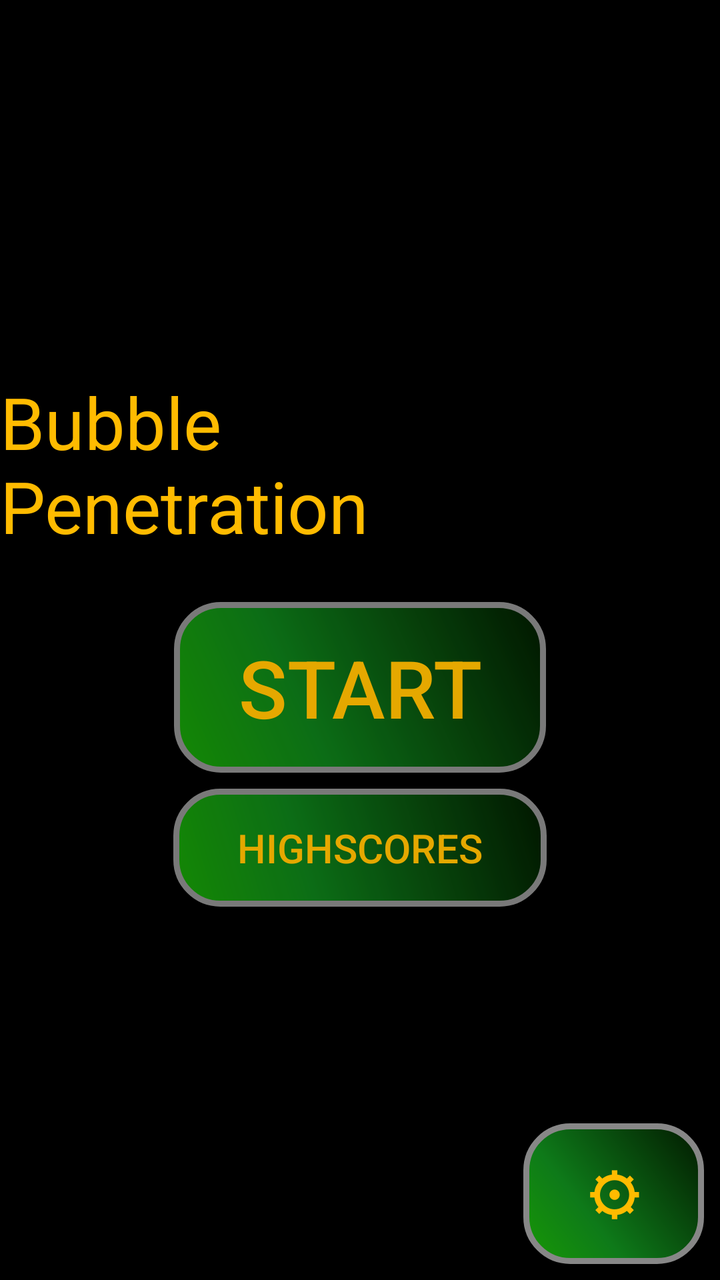
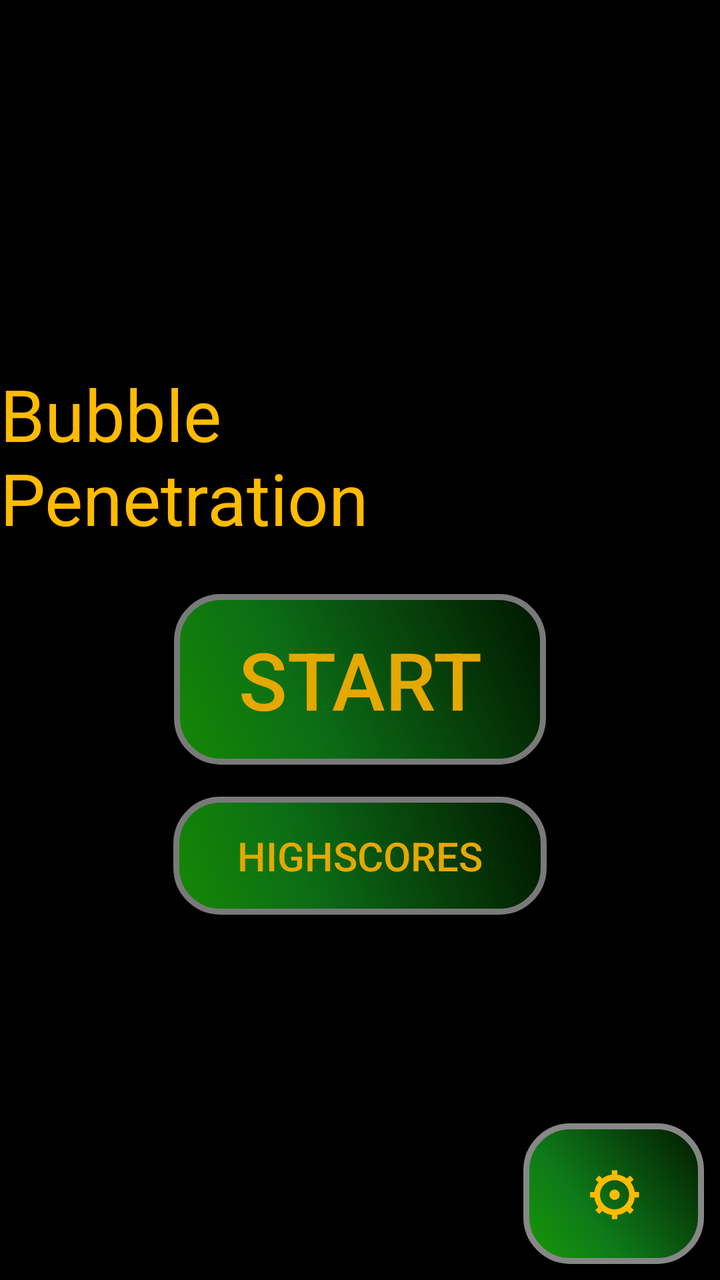

Compare the two renders of this Android layout. The source of the first and the diff that turns it into the second are given below.
<!-- AndroidManifest.xml: application theme AppTheme -->
<!-- res/layout/activity_main.xml -->
<RelativeLayout
        xmlns:android="http://schemas.android.com/apk/res/android"
        android:layout_width="match_parent"
        android:layout_height="match_parent">
    <FrameLayout
            android:layout_width="fill_parent"
            android:layout_height="match_parent"
            android:id="@+id/menuGLSurfaceViewHolder"
            android:layout_centerVertical="true"
            android:layout_alignParentStart="true"
            android:layout_alignParentLeft="true"/>
    <LinearLayout
            android:id="@+id/main_menu_actions"
            android:layout_width="match_parent"
            android:layout_height="wrap_content"
            android:orientation="vertical"
            android:layout_centerInParent="true">
        <TextView
                android:layout_width="fill_parent"
                android:layout_height="wrap_content"
                android:id="@+id/menu_title"
                android:text="@string/bubble_penetration"
                android:textColor="@color/gold"
                android:textSize="36sp"
                android:layout_gravity="center"
                android:textAlignment="center"
                android:enabled="true"
                android:layout_marginBottom="16sp"/>
        <Button
                    style="?android:attr/buttonBarButtonStyle"
                android:id="@+id/start_button"
                android:text="@string/start_button_text"
                android:layout_width="wrap_content"
                android:layout_height="wrap_content"
                android:textSize="40sp"
                android:onClick="startGame"
                android:background="@drawable/button"
                android:enabled="true"
                android:alpha="0.9"
                android:textColor="@color/gold"
                android:clickable="true"
                android:layout_margin="8dp"
                android:focusable="true"
                android:layout_gravity="center_horizontal"/>
        <Button
                    style="?android:attr/buttonBarButtonStyle"
                android:id="@+id/highscore_button"
                android:text="@string/highscore_button_text"
                android:layout_width="wrap_content"
                android:layout_height="wrap_content"
                android:textSize="20sp"
                android:background="@drawable/button"
                android:onClick="showHighscores"
                android:enabled="true"
                android:textColor="@color/gold"
                android:alpha="0.9"
                android:clickable="true"
                android:focusable="true"
                android:layout_gravity="center_horizontal"/>
    </LinearLayout>
    <TextView
            android:id="@+id/champion_text"
            android:layout_width="match_parent"
            android:layout_height="match_parent"
            android:layout_below="@id/main_menu_actions"
            android:layout_above="@id/menu_username"
            android:gravity="center"
            android:padding="12sp"
            android:textAlignment="center"
            android:textColor="@color/gold"
            android:textSize="28sp" />
    <TextView
            android:layout_width="wrap_content"
            android:layout_height="wrap_content"
            android:id="@+id/menu_username"
            android:layout_gravity="start|bottom"
            android:textSize="24sp"
            android:textColor="@color/white"
            android:onClick="showUsernameSelectionScreen"
            android:layout_marginLeft="8sp"
            android:layout_marginBottom="8sp"
            android:clickable="true"
            android:enabled="true"
            android:layout_marginStart="8sp"
            android:focusable="true"
            android:layout_alignParentStart="true"
            android:layout_alignParentLeft="true"
            android:layout_alignParentBottom="true"
            android:layout_toStartOf="@id/settings_button"
            android:layout_toLeftOf="@id/settings_button"/>

    <Button
                    style="?android:attr/buttonBarButtonStyle"
        android:id="@+id/settings_button"
        android:layout_width="wrap_content"
        android:layout_height="wrap_content"
        android:layout_alignParentEnd="true"
        android:layout_alignParentRight="true"
        android:layout_alignParentBottom="true"
        android:layout_margin="8dp"
        android:background="@drawable/button"
        android:onClick="showSettings"
        android:text="@string/settings_icon"
        android:textColor="@color/gold"
        android:textSize="28sp"
        android:textStyle="bold" />
</RelativeLayout>
<!-- resources referenced by this layout -->
<resources>
  <color name="gold">#FFBB00</color>
  <color name="white">#ffffff</color>
  <!-- drawable button (drawable) -->
  <?xml version="1.0" encoding="utf-8"?>
  <shape xmlns:android="http://schemas.android.com/apk/res/android" android:shape="rectangle" >
      <corners android:radius="22dp"/>
      <gradient
          android:angle="45"
          android:centerX="35%"
          android:centerColor="#0E7A19"
          android:startColor="#179805"
          android:endColor="#021900"
          android:type="linear"/>
      <padding
          android:left="32sp"
          android:top="16sp"
          android:right="32sp"
          android:bottom="16sp"/>
      <stroke
          android:width="3dp"
          android:color="#878787"/>
  </shape>
  <string name="bubble_penetration">Bubble\nPenetration</string>
  <string name="highscore_button_text">Highscores</string>
  <string name="settings_icon">⚙</string>
  <string name="start_button_text">Start</string>
  <style name="AppTheme" parent="Base.Theme.AppCompat.Light.DarkActionBar">
          <item name="android:windowBackground">@color/black</item>
      </style>
  <color name="black">#000000</color>
</resources>

<!-- the commit's change to res/layout/activity_main.xml (unified diff, before → after) -->
@@ -56,6 +56,7 @@
                 android:alpha="0.9"
                 android:clickable="true"
                 android:focusable="true"
+                android:layout_marginTop="8dp"
                 android:layout_gravity="center_horizontal"/>
     </LinearLayout>
     <TextView
